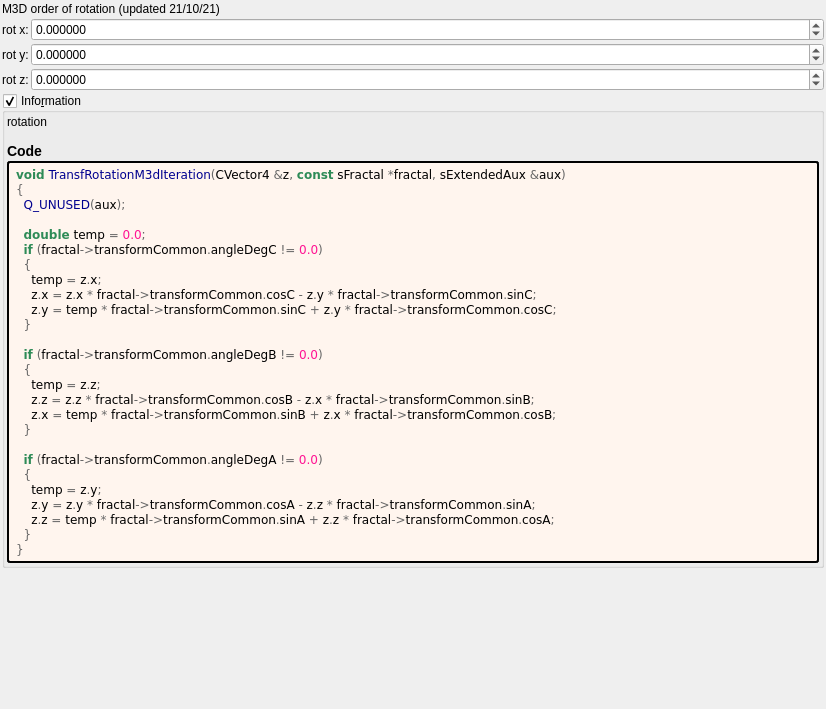
The window that mandelbulber2/formula/ui/transf_rotation_m3d.ui (buddhi1980/mandelbulber2) describes before a commit, drawn with Qt 5.
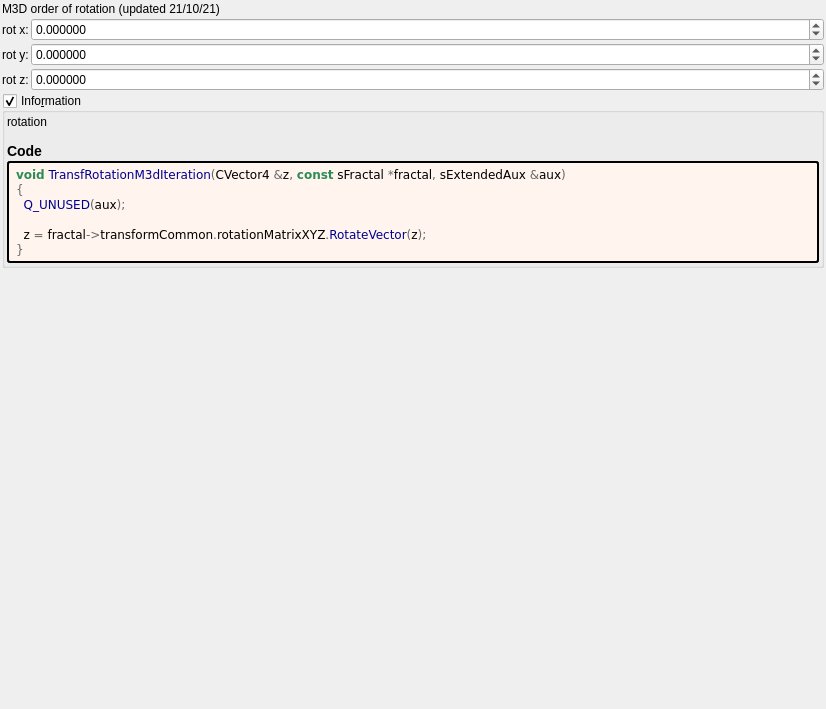
The same window after the commit. Custom widgets are drawn as their Qt base class.

Commit message: Fixed problem with transf_poly_fold_xy_v1 by renaming it to tansf_poly_xy_fold_v1 (avoiing issues of camel case conversion)

```diff
--- a/mandelbulber2/formula/ui/transf_rotation_m3d.ui
+++ b/mandelbulber2/formula/ui/transf_rotation_m3d.ui
@@ -213,27 +213,7 @@
 &lt;span style=&quot;color:#676767&quot;&gt;{&lt;/span&gt;
   &lt;span style=&quot;color:#00008f&quot;&gt;Q_UNUSED&lt;/span&gt;&lt;span style=&quot;color:#676767&quot;&gt;(&lt;/span&gt;aux&lt;span style=&quot;color:#676767&quot;&gt;);&lt;/span&gt;
 
-  &lt;span style=&quot;color:#2e8b57; font-weight:bold&quot;&gt;double&lt;/span&gt; temp &lt;span style=&quot;color:#676767&quot;&gt;=&lt;/span&gt; &lt;span style=&quot;color:#ff1493&quot;&gt;0.0&lt;/span&gt;&lt;span style=&quot;color:#676767&quot;&gt;;&lt;/span&gt;
-  &lt;span style=&quot;color:#2e8b57; font-weight:bold&quot;&gt;if&lt;/span&gt; &lt;span style=&quot;color:#676767&quot;&gt;(&lt;/span&gt;fractal&lt;span style=&quot;color:#676767&quot;&gt;-&amp;gt;&lt;/span&gt;transformCommon&lt;span style=&quot;color:#676767&quot;&gt;.&lt;/span&gt;angleDegC &lt;span style=&quot;color:#676767&quot;&gt;!=&lt;/span&gt; &lt;span style=&quot;color:#ff1493&quot;&gt;0.0&lt;/span&gt;&lt;span style=&quot;color:#676767&quot;&gt;)&lt;/span&gt;
-  &lt;span style=&quot;color:#676767&quot;&gt;{&lt;/span&gt;
-    temp &lt;span style=&quot;color:#676767&quot;&gt;=&lt;/span&gt; z&lt;span style=&quot;color:#676767&quot;&gt;.&lt;/span&gt;x&lt;span style=&quot;color:#676767&quot;&gt;;&lt;/span&gt;
-    z&lt;span style=&quot;color:#676767&quot;&gt;.&lt;/span&gt;x &lt;span style=&quot;color:#676767&quot;&gt;=&lt;/span&gt; z&lt;span style=&quot;color:#676767&quot;&gt;.&lt;/span&gt;x &lt;span style=&quot;color:#676767&quot;&gt;*&lt;/span&gt; fractal&lt;span style=&quot;color:#676767&quot;&gt;-&amp;gt;&lt;/span&gt;transformCommon&lt;span style=&quot;color:#676767&quot;&gt;.&lt;/span&gt;cosC &lt;span style=&quot;color:#676767&quot;&gt;-&lt;/span&gt; z&lt;span style=&quot;color:#676767&quot;&gt;.&lt;/span&gt;y &lt;span style=&quot;color:#676767&quot;&gt;*&lt;/span&gt; fractal&lt;span style=&quot;color:#676767&quot;&gt;-&amp;gt;&lt;/span&gt;transformCommon&lt;span style=&quot;color:#676767&quot;&gt;.&lt;/span&gt;sinC&lt;span style=&quot;color:#676767&quot;&gt;;&lt;/span&gt;
-    z&lt;span style=&quot;color:#676767&quot;&gt;.&lt;/span&gt;y &lt;span style=&quot;color:#676767&quot;&gt;=&lt;/span&gt; temp &lt;span style=&quot;color:#676767&quot;&gt;*&lt;/span&gt; fractal&lt;span style=&quot;color:#676767&quot;&gt;-&amp;gt;&lt;/span&gt;transformCommon&lt;span style=&quot;color:#676767&quot;&gt;.&lt;/span&gt;sinC &lt;span style=&quot;color:#676767&quot;&gt;+&lt;/span&gt; z&lt;span style=&quot;color:#676767&quot;&gt;.&lt;/span&gt;y &lt;span style=&quot;color:#676767&quot;&gt;*&lt;/span&gt; fractal&lt;span style=&quot;color:#676767&quot;&gt;-&amp;gt;&lt;/span&gt;transformCommon&lt;span style=&quot;color:#676767&quot;&gt;.&lt;/span&gt;cosC&lt;span style=&quot;color:#676767&quot;&gt;;&lt;/span&gt;
-  &lt;span style=&quot;color:#676767&quot;&gt;}&lt;/span&gt;
-
-  &lt;span style=&quot;color:#2e8b57; font-weight:bold&quot;&gt;if&lt;/span&gt; &lt;span style=&quot;color:#676767&quot;&gt;(&lt;/span&gt;fractal&lt;span style=&quot;color:#676767&quot;&gt;-&amp;gt;&lt;/span&gt;transformCommon&lt;span style=&quot;color:#676767&quot;&gt;.&lt;/span&gt;angleDegB &lt;span style=&quot;color:#676767&quot;&gt;!=&lt;/span&gt; &lt;span style=&quot;color:#ff1493&quot;&gt;0.0&lt;/span&gt;&lt;span style=&quot;color:#676767&quot;&gt;)&lt;/span&gt;
-  &lt;span style=&quot;color:#676767&quot;&gt;{&lt;/span&gt;
-    temp &lt;span style=&quot;color:#676767&quot;&gt;=&lt;/span&gt; z&lt;span style=&quot;color:#676767&quot;&gt;.&lt;/span&gt;z&lt;span style=&quot;color:#676767&quot;&gt;;&lt;/span&gt;
-    z&lt;span style=&quot;color:#676767&quot;&gt;.&lt;/span&gt;z &lt;span style=&quot;color:#676767&quot;&gt;=&lt;/span&gt; z&lt;span style=&quot;color:#676767&quot;&gt;.&lt;/span&gt;z &lt;span style=&quot;color:#676767&quot;&gt;*&lt;/span&gt; fractal&lt;span style=&quot;color:#676767&quot;&gt;-&amp;gt;&lt;/span&gt;transformCommon&lt;span style=&quot;color:#676767&quot;&gt;.&lt;/span&gt;cosB &lt;span style=&quot;color:#676767&quot;&gt;-&lt;/span&gt; z&lt;span style=&quot;color:#676767&quot;&gt;.&lt;/span&gt;x &lt;span style=&quot;color:#676767&quot;&gt;*&lt;/span&gt; fractal&lt;span style=&quot;color:#676767&quot;&gt;-&amp;gt;&lt;/span&gt;transformCommon&lt;span style=&quot;color:#676767&quot;&gt;.&lt;/span&gt;sinB&lt;span style=&quot;color:#676767&quot;&gt;;&lt;/span&gt;
-    z&lt;span style=&quot;color:#676767&quot;&gt;.&lt;/span&gt;x &lt;span style=&quot;color:#676767&quot;&gt;=&lt;/span&gt; temp &lt;span style=&quot;color:#676767&quot;&gt;*&lt;/span&gt; fractal&lt;span style=&quot;color:#676767&quot;&gt;-&amp;gt;&lt;/span&gt;transformCommon&lt;span style=&quot;color:#676767&quot;&gt;.&lt;/span&gt;sinB &lt;span style=&quot;color:#676767&quot;&gt;+&lt;/span&gt; z&lt;span style=&quot;color:#676767&quot;&gt;.&lt;/span&gt;x &lt;span style=&quot;color:#676767&quot;&gt;*&lt;/span&gt; fractal&lt;span style=&quot;color:#676767&quot;&gt;-&amp;gt;&lt;/span&gt;transformCommon&lt;span style=&quot;color:#676767&quot;&gt;.&lt;/span&gt;cosB&lt;span style=&quot;color:#676767&quot;&gt;;&lt;/span&gt;
-  &lt;span style=&quot;color:#676767&quot;&gt;}&lt;/span&gt;
-
-  &lt;span style=&quot;color:#2e8b57; font-weight:bold&quot;&gt;if&lt;/span&gt; &lt;span style=&quot;color:#676767&quot;&gt;(&lt;/span&gt;fractal&lt;span style=&quot;color:#676767&quot;&gt;-&amp;gt;&lt;/span&gt;transformCommon&lt;span style=&quot;color:#676767&quot;&gt;.&lt;/span&gt;angleDegA &lt;span style=&quot;color:#676767&quot;&gt;!=&lt;/span&gt; &lt;span style=&quot;color:#ff1493&quot;&gt;0.0&lt;/span&gt;&lt;span style=&quot;color:#676767&quot;&gt;)&lt;/span&gt;
-  &lt;span style=&quot;color:#676767&quot;&gt;{&lt;/span&gt;
-    temp &lt;span style=&quot;color:#676767&quot;&gt;=&lt;/span&gt; z&lt;span style=&quot;color:#676767&quot;&gt;.&lt;/span&gt;y&lt;span style=&quot;color:#676767&quot;&gt;;&lt;/span&gt;
-    z&lt;span style=&quot;color:#676767&quot;&gt;.&lt;/span&gt;y &lt;span style=&quot;color:#676767&quot;&gt;=&lt;/span&gt; z&lt;span style=&quot;color:#676767&quot;&gt;.&lt;/span&gt;y &lt;span style=&quot;color:#676767&quot;&gt;*&lt;/span&gt; fractal&lt;span style=&quot;color:#676767&quot;&gt;-&amp;gt;&lt;/span&gt;transformCommon&lt;span style=&quot;color:#676767&quot;&gt;.&lt;/span&gt;cosA &lt;span style=&quot;color:#676767&quot;&gt;-&lt;/span&gt; z&lt;span style=&quot;color:#676767&quot;&gt;.&lt;/span&gt;z &lt;span style=&quot;color:#676767&quot;&gt;*&lt;/span&gt; fractal&lt;span style=&quot;color:#676767&quot;&gt;-&amp;gt;&lt;/span&gt;transformCommon&lt;span style=&quot;color:#676767&quot;&gt;.&lt;/span&gt;sinA&lt;span style=&quot;color:#676767&quot;&gt;;&lt;/span&gt;
-    z&lt;span style=&quot;color:#676767&quot;&gt;.&lt;/span&gt;z &lt;span style=&quot;color:#676767&quot;&gt;=&lt;/span&gt; temp &lt;span style=&quot;color:#676767&quot;&gt;*&lt;/span&gt; fractal&lt;span style=&quot;color:#676767&quot;&gt;-&amp;gt;&lt;/span&gt;transformCommon&lt;span style=&quot;color:#676767&quot;&gt;.&lt;/span&gt;sinA &lt;span style=&quot;color:#676767&quot;&gt;+&lt;/span&gt; z&lt;span style=&quot;color:#676767&quot;&gt;.&lt;/span&gt;z &lt;span style=&quot;color:#676767&quot;&gt;*&lt;/span&gt; fractal&lt;span style=&quot;color:#676767&quot;&gt;-&amp;gt;&lt;/span&gt;transformCommon&lt;span style=&quot;color:#676767&quot;&gt;.&lt;/span&gt;cosA&lt;span style=&quot;color:#676767&quot;&gt;;&lt;/span&gt;
-  &lt;span style=&quot;color:#676767&quot;&gt;}&lt;/span&gt;
+  z &lt;span style=&quot;color:#676767&quot;&gt;=&lt;/span&gt; fractal&lt;span style=&quot;color:#676767&quot;&gt;-&amp;gt;&lt;/span&gt;transformCommon&lt;span style=&quot;color:#676767&quot;&gt;.&lt;/span&gt;rotationMatrixXYZ&lt;span style=&quot;color:#676767&quot;&gt;.&lt;/span&gt;&lt;span style=&quot;color:#00008f&quot;&gt;RotateVector&lt;/span&gt;&lt;span style=&quot;color:#676767&quot;&gt;(&lt;/span&gt;z&lt;span style=&quot;color:#676767&quot;&gt;);&lt;/span&gt;
 &lt;span style=&quot;color:#676767&quot;&gt;}&lt;/span&gt;
 &lt;/pre&gt;
 &lt;/body&gt;</string>
```
Left out of the diff: 2 changed lines with no effect on the pictures. The commit also changes 50 other files.
